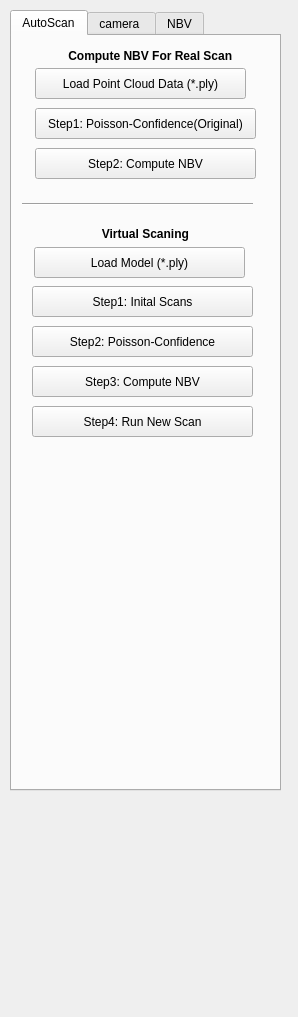
First picture: the form in Point Cloud/UI/camera_para.ui, repository sunwaylive/quality-driven-poisson-guided-autoscanning, before the edit.
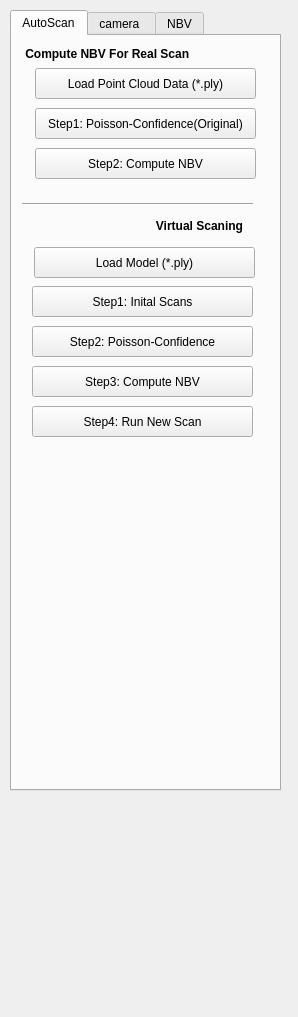
Second picture: the form after the edit.

Patch:
```diff
--- a/Point Cloud/UI/camera_para.ui
+++ b/Point Cloud/UI/camera_para.ui
@@ -100,10 +100,10 @@
     <widget class="QLabel" name="label_3">
      <property name="geometry">
       <rect>
-       <x>0</x>
-       <y>190</y>
-       <width>231</width>
-       <height>16</height>
+       <x>120</x>
+       <y>180</y>
+       <width>111</width>
+       <height>20</height>
       </rect>
      </property>
      <property name="font">
@@ -115,15 +115,18 @@
       </font>
      </property>
      <property name="text">
-      <string>                           Virtual Scaning</string>
+      <string>Virtual Scaning</string>
+     </property>
+     <property name="alignment">
+      <set>Qt::AlignRight|Qt::AlignTrailing|Qt::AlignVCenter</set>
      </property>
     </widget>
     <widget class="QLabel" name="label_19">
      <property name="geometry">
       <rect>
-       <x>13</x>
-       <y>12</y>
-       <width>241</width>
+       <x>-30</x>
+       <y>10</y>
+       <width>281</width>
        <height>16</height>
       </rect>
      </property>
@@ -142,7 +145,7 @@
       <rect>
        <x>22</x>
        <y>211</y>
-       <width>211</width>
+       <width>221</width>
        <height>31</height>
       </rect>
      </property>
@@ -155,7 +158,7 @@
       <rect>
        <x>23</x>
        <y>32</y>
-       <width>211</width>
+       <width>221</width>
        <height>31</height>
       </rect>
      </property>
```
